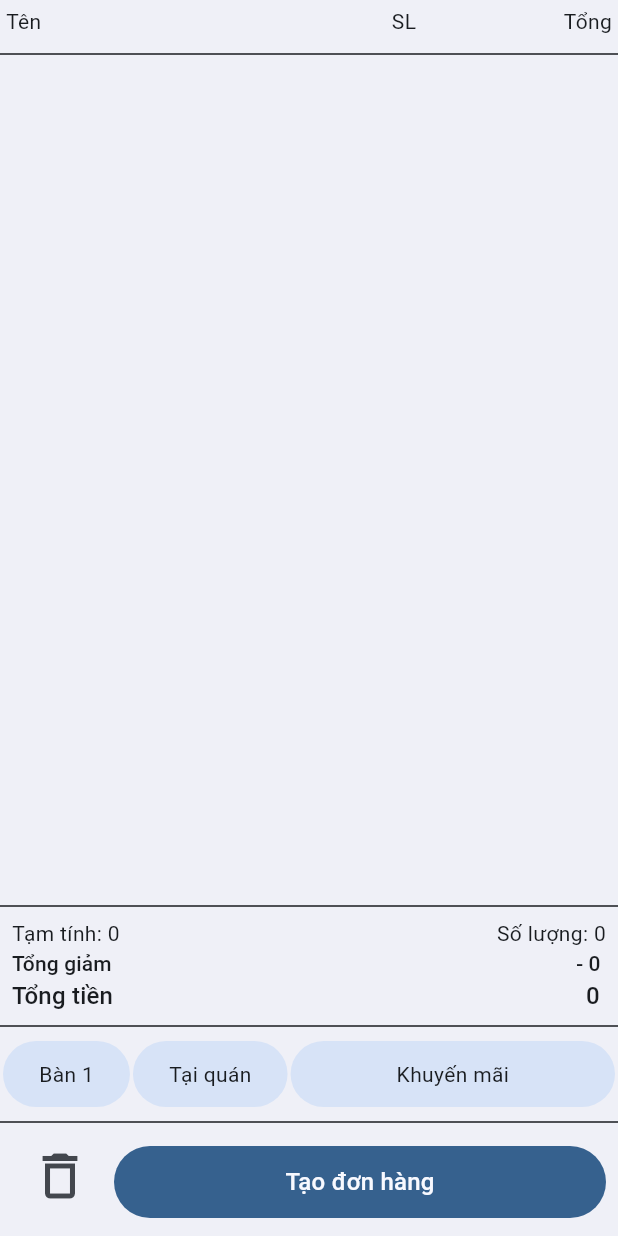
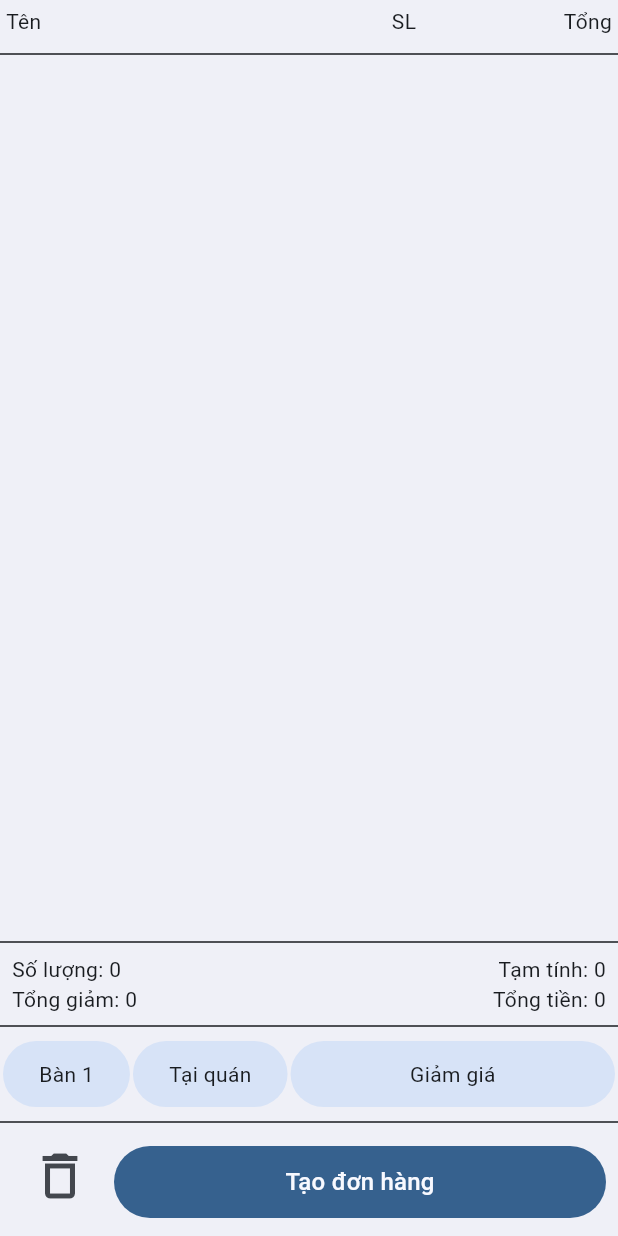
Before and after one commit to Pos-System-Capstone/Pos-System-App, a Flutter app: the CartScreen widget shown alone on an empty page, opened directly, on a phone screen of 412 x 824 dp. Run offline on Flutter 3.47's test engine with Material 3 defaults, Android fonts, the phone set to English and light mode, and no system bars; our stand-ins replace cached_network_image, dio, get, pdf, pretty_qr_code, printing and 1 more; missing offline and left inert: bluetooth_print; accounts and stored records are empty.

Commit message:
fix bugs cart

```diff
--- a/lib/util/format.dart
+++ b/lib/util/format.dart
@@ -3,11 +3,13 @@ import 'package:get/get.dart';
 import 'package:intl/intl.dart';
 
 String formatPrice(num price, {num discount = 0}) {
-  final format = NumberFormat.currency(
-    locale: 'vi_VN',
-    symbol: '',
-    decimalDigits: 0,
-  );
+  NumberFormat format = NumberFormat("#,###.##");
+  format.minimumFractionDigits = 0;
+  // final format = NumberFormat.currency(
+  //   locale: 'vi_VN',
+  //   symbol: '',
+  //   decimalDigits: 0,
+  // );
   return format.format(price);
 }
 
--- a/lib/views/screens/home/cart/cart_screen.dart
+++ b/lib/views/screens/home/cart/cart_screen.dart
@@ -104,10 +104,10 @@ class _CartScreenState extends State<CartScreen> {
                         mainAxisAlignment: MainAxisAlignment.spaceBetween,
                         children: [
                           Text(
-                              'Tạm tính: ${formatPrice(model.cart.totalAmount ?? 0)}',
+                              'Số lượng: ${model.countCartQuantity().toString()}',
                               style: Get.textTheme.bodyMedium),
                           Text(
-                              'Số lượng: ${model.countCartQuantity().toString()}',
+                              'Tạm tính: ${formatPrice(model.cart.totalAmount ?? 0)}',
                               style: Get.textTheme.bodyMedium),
                         ],
                       ),
@@ -146,22 +146,14 @@ class _CartScreenState extends State<CartScreen> {
                       padding: const EdgeInsets.fromLTRB(8, 0, 8, 0),
                       child: Row(
                         mainAxisAlignment: MainAxisAlignment.spaceBetween,
+                        crossAxisAlignment: CrossAxisAlignment.center,
                         children: [
-                          Text('Tổng giảm', style: Get.textTheme.titleSmall),
                           Text(
-                              " - ${formatPrice(model.cart.discountAmount ?? 0)}",
-                              style: Get.textTheme.titleSmall),
-                        ],
-                      ),
-                    ),
-                    Padding(
-                      padding: const EdgeInsets.fromLTRB(8, 0, 8, 0),
-                      child: Row(
-                        mainAxisAlignment: MainAxisAlignment.spaceBetween,
-                        children: [
-                          Text('Tổng tiền', style: Get.textTheme.titleMedium),
-                          Text(formatPrice(model.cart.finalAmount ?? 0),
-                              style: Get.textTheme.titleMedium),
+                              'Tổng giảm: ${formatPrice(model.cart.discountAmount ?? 0)}',
+                              style: Get.textTheme.bodyMedium),
+                          Text(
+                              'Tổng tiền: ${formatPrice(model.cart.finalAmount ?? 0)}',
+                              style: Get.textTheme.bodyMedium),
                         ],
                       ),
                     ),
@@ -210,7 +202,7 @@ class _CartScreenState extends State<CartScreen> {
                                 padding:
                                     const EdgeInsets.fromLTRB(0, 12, 0, 12),
                                 child: Text(
-                                  'Khuyến mãi',
+                                  'Giảm giá',
                                   style: Get.textTheme.bodyMedium,
                                 ),
                               ),
--- a/lib/views/widgets/other_dialogs/dialog.dart
+++ b/lib/views/widgets/other_dialogs/dialog.dart
@@ -394,7 +394,7 @@ void sessionDetailsDialog(Session session) {
                               sessionDetailReport?.bankingAmount ?? 0),
                         ),
                         dashboardCard(
-                          title: "Doanh thu ví thành viên",
+                          title: "Doanh thu thẻ thành viên",
                           value: formatPrice(
                               sessionDetailReport?.pointifyAmount ?? 0),
                         ),
```
Also changed, not shown: lib/view_model/cart_view_model.dart (+19 -2 lines), 1 other file.
